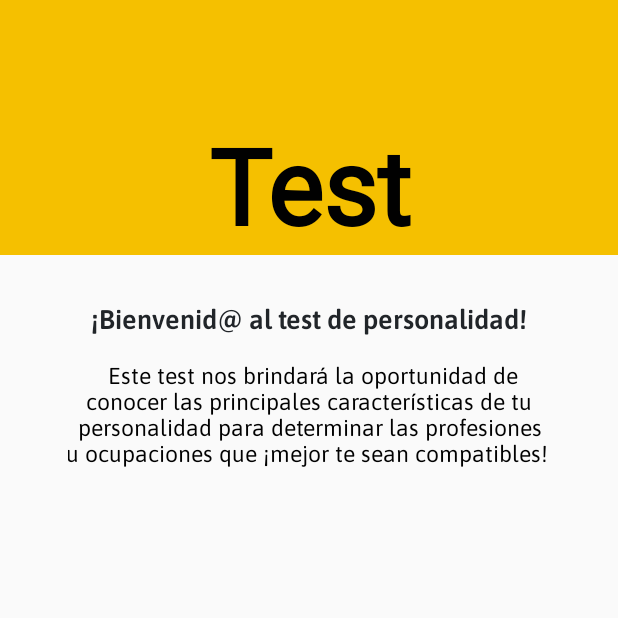
After one commit to MiguelAPaez/Estudia, an Android app: the IntroSurvey screen opened directly, with no data from a screen before it, on a phone screen of 412 x 824 dp, the top half of it. The commit adds this screen. Run offline under Robolectric (Android 15) with nearby library versions, the phone set to English and light mode, and no system bars.

```diff
--- /dev/null
+++ b/app/src/main/java/com/example/estudia/activities/IntroSurvey.java
@@ -0,0 +1,16 @@
+package com.example.estudia.activities;
+
+import androidx.appcompat.app.AppCompatActivity;
+
+import android.os.Bundle;
+
+import com.example.estudia.R;
+
+public class IntroSurvey extends AppCompatActivity {
+
+    @Override
+    protected void onCreate(Bundle savedInstanceState) {
+        super.onCreate(savedInstanceState);
+        setContentView(R.layout.activity_intro_survey);
+    }
+}
--- a/app/src/main/java/com/example/estudia/enums/CustomConstants.java
+++ b/app/src/main/java/com/example/estudia/enums/CustomConstants.java
@@ -37,5 +37,6 @@ public class CustomConstants {
         public static final int SOCIAL = 3;
         public static final int EMPRENDEDOR = 4;
         public static final int CONVENCIONAL = 5;
+        public static final String[] PERSONALITIES = {"Realista", "Investigador", "Artista", "Social", "Emprendedor", "Convencional"};
     }
 }
--- /dev/null
+++ b/app/src/main/res/layout/activity_intro_survey.xml
@@ -0,0 +1,45 @@
+<?xml version="1.0" encoding="utf-8"?>
+<androidx.constraintlayout.widget.ConstraintLayout xmlns:android="http://schemas.android.com/apk/res/android"
+    xmlns:app="http://schemas.android.com/apk/res-auto"
+    xmlns:tools="http://schemas.android.com/tools"
+    android:layout_width="match_parent"
+    android:layout_height="match_parent"
+    tools:context=".activities.IntroSurvey">
+
+    <LinearLayout
+        tools:ignore="MissingConstraints"
+        style="@style/LinearLayoutBase">
+
+        <ScrollView
+            app:layout_constraintBottom_toBottomOf="parent"
+            app:layout_constraintEnd_toEndOf="parent"
+            app:layout_constraintStart_toStartOf="parent"
+            app:layout_constraintTop_toTopOf="parent"
+            style="@style/WightHeightBase">
+
+            <LinearLayout style="@style/LinearLayoutBase">
+
+                <LinearLayout style="@style/LinearLayoutTitlePage">
+
+                    <TextView
+                        style="@style/TitlePageTextView"
+                        android:text="@string/title_text_survey_page" />
+                </LinearLayout>
+
+                <LinearLayout style="@style/LinearLayoutAlignItems">
+
+                    <TextView
+                        style="@style/SubtitleBoldTextView"
+                        android:textSize="18sp"
+                        android:textAlignment="center"
+                        android:text="@string/subtitle_text_survey_page" />
+
+                    <TextView
+                        style="@style/SubtitleBlackTextViewLayoutForm"
+                        android:text="@string/paragraph_one_text_survey_page" />
+                </LinearLayout>
+
+            </LinearLayout>
+        </ScrollView>
+    </LinearLayout>
+</androidx.constraintlayout.widget.ConstraintLayout>
--- a/app/src/main/res/values/strings.xml
+++ b/app/src/main/res/values/strings.xml
@@ -65,10 +65,17 @@
     <string name="study_question_1">¿Cuál es tu nivel de estudios?</string>
     <string name="motivation_question_1">¿Cuál es tu motivación para estudiar?</string>
     <string name="motivation_placeholder">Ingresa una palabra</string>
-    <string name="title_activity_customer_fragments">CustomerFragments</string>
-    <string name="tab_text_1">Tab 1</string>
-    <string name="tab_text_2">Tab 2</string>
 
+    <!--Intro Personality Survey Screen-->
+    <string name="title_text_survey_page">Test</string>
+    <string name="subtitle_text_survey_page">¡Bienvenid@ al test de personalidad!</string>
+    <string name="paragraph_one_text_survey_page">
+        <br>Este test nos brindará la oportunidad de</br>
+        <br>conocer las principales características</br>
+        <br>de tu personalidad para determinar</br>
+        <br>las profesiones u ocupaciones que</br>
+        <br>¡mejor te sean compatibles!</br>
+    </string>
 
     <!--    Personality Survey Screen-->
     <string name="title_personality_survey_start">¡Vamos, Inicia!</string>
--- a/app/src/main/res/values/themes.xml
+++ b/app/src/main/res/values/themes.xml
@@ -60,6 +60,14 @@
         <item name="android:orientation">horizontal</item>
     </style>
 
+    <style name="LinearLayoutTitlePage">
+        <item name="android:layout_width">match_parent</item>
+        <item name="android:layout_height">170dp</item>
+        <item name="android:orientation">vertical</item>
+        <item name="android:gravity">bottom</item>
+        <item name="android:background">@color/mustard_500</item>
+    </style>
+
     <!--    Text Views Styles-->
 
     <style name="TitleTextView">
@@ -84,6 +92,16 @@
         <item name="android:textAlignment">viewStart</item>
     </style>
 
+    <style name="TitlePageTextView">
+        <item name="android:layout_width">match_parent</item>
+        <item name="android:layout_height">wrap_content</item>
+        <item name="android:textSize">70sp</item>
+        <item name="android:textAlignment">center</item>
+        <item name="android:textStyle">bold</item>
+        <item name="android:textColor">@color/grey_coal_500</item>
+        <item name="android:fontFamily">@font/times_new_roman</item>
+    </style>
+
     <style name="SubtitleBoldTextView">
         <item name="android:layout_width">match_parent</item>
         <item name="android:layout_height">wrap_content</item>
@@ -101,6 +119,17 @@
         <item name="android:textStyle">normal</item>
         <item name="android:textColor">@color/grey_500</item>
         <item name="android:textAlignment">viewStart</item>
+    </style>
+
+    <style name="SubtitleBlackTextViewLayoutForm">
+        <item name="android:layout_width">match_parent</item>
+        <item name="android:layout_height">wrap_content</item>
+        <item name="android:fontFamily">@font/asap_regular</item>
+        <item name="android:textSize">15sp</item>
+        <item name="android:textStyle">normal</item>
+        <item name="android:layout_marginTop">15dp</item>
+        <item name="android:textColor">@color/grey_coal_500</item>
+        <item name="android:textAlignment">center</item>
     </style>
 
     <style name="SubtitleTangerineTextView">
```
Also changed, not shown: app/src/main/AndroidManifest.xml (+3 -5 lines), app/src/main/java/com/example/estudia/activities/PersonalitySurvey.java (+19 -3 lines), app/src/main/java/com/example/estudia/adapters/PersonalitySurveyViewPagerAdapter.java (+58 -1 lines), 2 other files.
